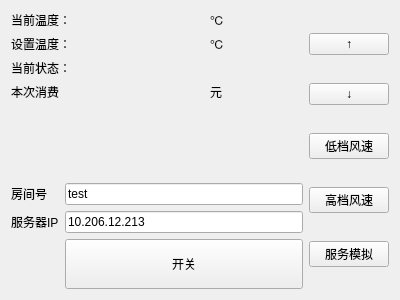
This is mainwindow.ui in Joxon/aircond-client as Qt 5 draws it before an edit. The edited form follows.
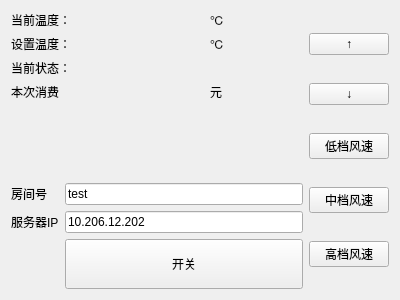
This is the edited form.

Commit message: 甩锅版本_v0.1

The edit to the form file:
```diff
--- a/mainwindow.ui
+++ b/mainwindow.ui
@@ -162,7 +162,7 @@
         <item row="1" column="1">
          <widget class="QLineEdit" name="lineEditServerIP">
           <property name="text">
-           <string>10.206.12.213</string>
+           <string>10.206.12.202</string>
           </property>
          </widget>
         </item>
@@ -193,6 +193,13 @@
         </property>
        </widget>
       </item>
+      <item>
+       <widget class="QPushButton" name="pushButton">
+        <property name="text">
+         <string>中档风速</string>
+        </property>
+       </widget>
+      </item>
       <item>
        <widget class="QPushButton" name="high_pushButton">
         <property name="text">
@@ -200,13 +207,6 @@
         </property>
        </widget>
       </item>
-      <item>
-       <widget class="QPushButton" name="pushButton">
-        <property name="text">
-         <string>服务模拟</string>
-        </property>
-       </widget>
-      </item>
      </layout>
     </item>
    </layout>
```
Left out of the diff: 1 changed line with no effect on the pictures. The commit also changes 2 other files.
